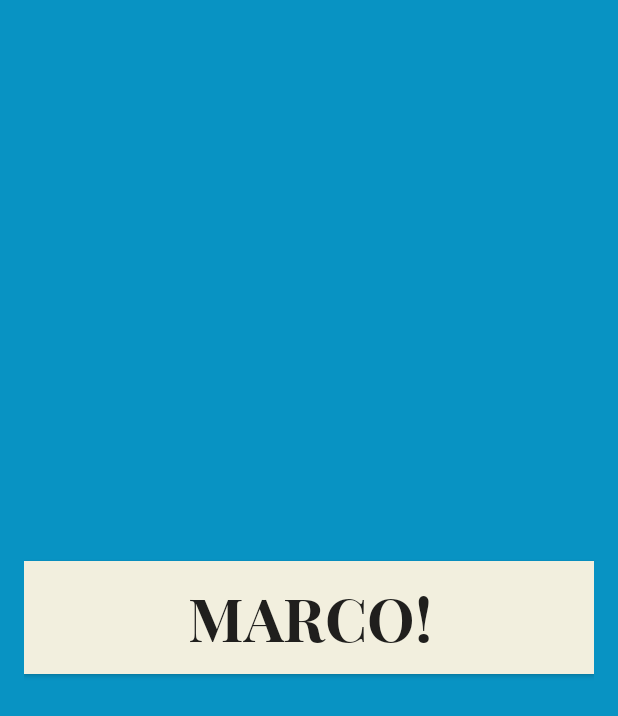
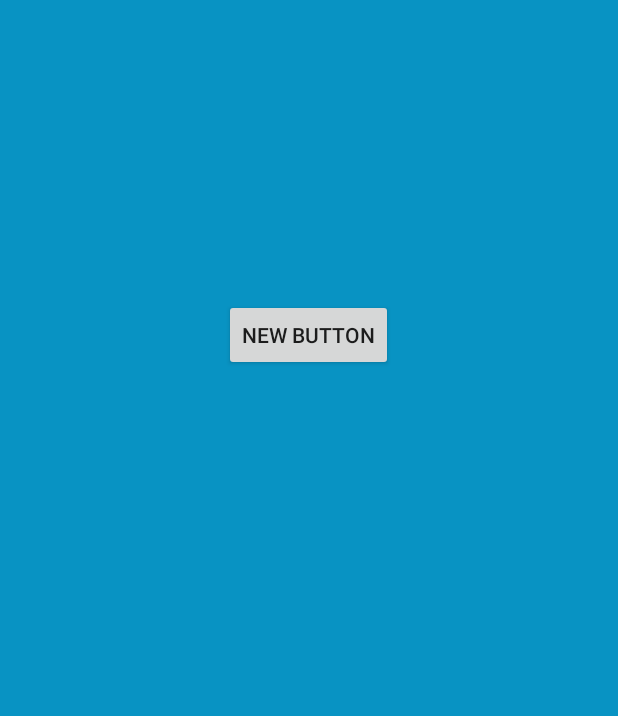
Before and after one commit to jonnybegood123/Marco, an Android app: the screen it shows after launch (MainActivity before the commit, LogInActivity after it), on a phone screen of 412 x 824 dp. Shown: the top 716 px of the screen. Run offline under Robolectric (Android 15) with nearby library versions, the phone set to English and light mode, and no system bars; Roboto replaces fonts that are not available here.

Commit message:
set up back end
starting on log in screen

```diff
--- a/app/build.gradle
+++ b/app/build.gradle
@@ -20,6 +20,9 @@ android {
 }
 
 dependencies {
-    compile fileTree(dir: 'libs', include: ['*.jar'])
+    compile fileTree(include: ['*.jar'], dir: 'libs')
     compile 'com.android.support:appcompat-v7:22.1.1'
+    compile 'com.parse.bolts:bolts-android:1.+'
+    compile fileTree(include: 'Parse-*.jar', dir: 'libs')
+    compile files('libs/Parse-1.9.2.jar')
 }
--- /dev/null
+++ b/app/src/main/java/com/jonathanrobins/marco/LogInActivity.java
@@ -0,0 +1,39 @@
+package com.jonathanrobins.marco;
+
+import android.support.v7.app.ActionBarActivity;
+import android.os.Bundle;
+import android.view.Menu;
+import android.view.MenuItem;
+
+
+public class LogInActivity extends ActionBarActivity {
+
+    @Override
+    protected void onCreate(Bundle savedInstanceState) {
+        super.onCreate(savedInstanceState);
+        getSupportActionBar().hide();
+        setContentView(R.layout.activity_log_in);
+    }
+
+    @Override
+    public boolean onCreateOptionsMenu(Menu menu) {
+        // Inflate the menu; this adds items to the action bar if it is present.
+        getMenuInflater().inflate(R.menu.menu_log_in, menu);
+        return true;
+    }
+
+    @Override
+    public boolean onOptionsItemSelected(MenuItem item) {
+        // Handle action bar item clicks here. The action bar will
+        // automatically handle clicks on the Home/Up button, so long
+        // as you specify a parent activity in AndroidManifest.xml.
+        int id = item.getItemId();
+
+        //noinspection SimplifiableIfStatement
+        if (id == R.id.action_settings) {
+            return true;
+        }
+
+        return super.onOptionsItemSelected(item);
+    }
+}
--- a/app/src/main/res/drawable/button_selector.xml
+++ b/app/src/main/res/drawable/button_selector.xml
@@ -1,5 +1,5 @@
 <?xml version="1.0" encoding="utf-8"?>
 <selector xmlns:android="http://schemas.android.com/apk/res/android">
-    <item android:drawable="@color/lightwhite" android:state_pressed="true"/>
-    <item android:drawable="@color/darkerwhite"/>
+    <item android:drawable="@color/darkerwhite" android:state_pressed="true"/>
+    <item android:drawable="@color/lightwhite"/>
 </selector>
--- /dev/null
+++ b/app/src/main/res/layout/activity_log_in.xml
@@ -0,0 +1,27 @@
+<RelativeLayout xmlns:android="http://schemas.android.com/apk/res/android"
+    xmlns:tools="http://schemas.android.com/tools" android:layout_width="match_parent"
+    android:layout_height="match_parent" android:paddingLeft="@dimen/activity_horizontal_margin"
+    android:paddingRight="@dimen/activity_horizontal_margin"
+    android:paddingTop="@dimen/activity_vertical_margin"
+    android:paddingBottom="@dimen/activity_vertical_margin"
+    tools:context="com.jonathanrobins.marco.LogInActivity"
+    android:background="#0893C3">
+
+    <RelativeLayout
+        android:layout_width="match_parent"
+        android:layout_height="match_parent"
+        android:layout_centerVertical="true"
+        android:layout_alignParentRight="true"
+        android:layout_alignParentEnd="true"
+        android:background="#00fffdec">
+
+        <Button
+            android:layout_width="wrap_content"
+            android:layout_height="wrap_content"
+            android:text="New Button"
+            android:id="@+id/button"
+            android:layout_alignParentTop="true"
+            android:layout_centerHorizontal="true"
+            android:layout_marginTop="183dp" />
+    </RelativeLayout>
+</RelativeLayout>
--- /dev/null
+++ b/app/src/main/res/menu/menu_log_in.xml
@@ -0,0 +1,7 @@
+<menu xmlns:android="http://schemas.android.com/apk/res/android"
+    xmlns:app="http://schemas.android.com/apk/res-auto"
+    xmlns:tools="http://schemas.android.com/tools"
+    tools:context="com.jonathanrobins.marco.LogInActivity">
+    <item android:id="@+id/action_settings" android:title="@string/action_settings"
+        android:orderInCategory="100" app:showAsAction="never" />
+</menu>
--- a/app/src/main/res/values/color.xml
+++ b/app/src/main/res/values/color.xml
@@ -3,6 +3,6 @@
      <color name="black">#000</color>
      <color name="blue">#00f</color>
      <color name="red">#f00</color>
-     <color name="lightwhite">#FFE1D7CD</color>
-     <color name="darkerwhite">#FFF2EFDE</color>
+     <color name="darkerwhite">#FFDCD0CB</color>
+     <color name="lightwhite">#FFF2EFDE</color>
 </resources>
--- a/app/src/main/res/values/strings.xml
+++ b/app/src/main/res/values/strings.xml
@@ -4,4 +4,5 @@
     <string name="hello_world">Hello world!</string>
     <string name="action_settings">Settings</string>
     <string name="Marco">MARCO</string>
+    <string name="title_activity_log_in">LogInActivity</string>
 </resources>
```
Also changed, not shown: app/src/main/AndroidManifest.xml (+8 -0 lines), app/src/main/java/com/jonathanrobins/marco/MainActivity.java (+14 -2 lines), app/libs/Parse-1.9.2.jar (added), 1 other file.
